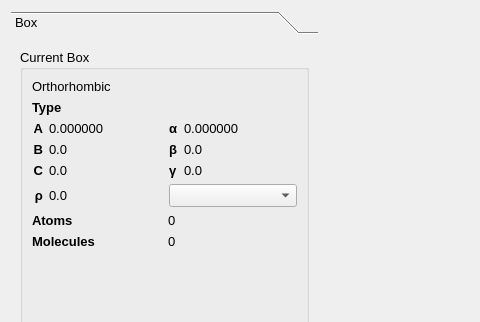
disorderedmaterials/dissolve, file src/gui/configurationTab.ui: the form before one commit; both pictures show x 0 to 480 and y 0 to 322 of the 1254 by 700 pixel window.
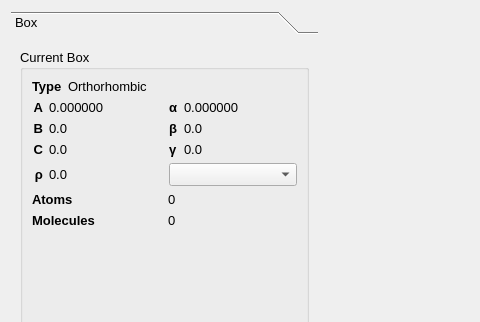
The form after the commit. The open tabs and pages were chosen to show the change. Icons and pictures are not drawn. Custom widgets are drawn as their Qt base class.

Diff of the .ui file:
```diff
--- a/src/gui/configurationTab.ui
+++ b/src/gui/configurationTab.ui
@@ -56,28 +56,7 @@
          </property>
          <layout class="QVBoxLayout" name="verticalLayout">
           <item>
-           <widget class="QLabel" name="CurrentBoxTypeLabel">
-            <property name="sizePolicy">
-             <sizepolicy hsizetype="Expanding" vsizetype="Preferred">
-              <horstretch>0</horstretch>
-              <verstretch>0</verstretch>
-             </sizepolicy>
-            </property>
-            <property name="font">
-             <font>
-              <pointsize>10</pointsize>
-              <weight>50</weight>
-              <bold>false</bold>
-             </font>
-            </property>
-            <property name="text">
-             <string>Orthorhombic</string>
-            </property>
-            <property name="alignment">
-             <set>Qt::AlignLeading|Qt::AlignLeft|Qt::AlignVCenter</set>
-            </property>
-           </widget>
-          </item>
+           <layout class="QHBoxLayout" name="horizontalLayout_6">
           <item>
            <widget class="QLabel" name="label_2">
             <property name="sizePolicy">
@@ -99,6 +78,31 @@
            </widget>
           </item>
           <item>
+             <widget class="QLabel" name="CurrentBoxTypeLabel">
+              <property name="sizePolicy">
+               <sizepolicy hsizetype="Expanding" vsizetype="Preferred">
+                <horstretch>0</horstretch>
+                <verstretch>0</verstretch>
+               </sizepolicy>
+              </property>
+              <property name="font">
+               <font>
+                <pointsize>10</pointsize>
+                <weight>50</weight>
+                <bold>false</bold>
+               </font>
+              </property>
+              <property name="text">
+               <string>Orthorhombic</string>
+              </property>
+              <property name="alignment">
+               <set>Qt::AlignLeading|Qt::AlignLeft|Qt::AlignVCenter</set>
+              </property>
+             </widget>
+            </item>
+           </layout>
+          </item>
+          <item>
            <layout class="QGridLayout" name="gridLayout_3">
             <item row="0" column="3">
              <widget class="QLabel" name="CurrentBoxAlphaLabel">
@@ -425,6 +429,21 @@
         </widget>
        </item>
       </layout>
+      <widget class="QWidget" name="">
+       <property name="geometry">
+        <rect>
+         <x>70</x>
+         <y>240</y>
+         <width>129</width>
+         <height>26</height>
+        </rect>
+       </property>
+       <layout class="QHBoxLayout" name="horizontalLayout_5">
+        <property name="spacing">
+         <number>4</number>
+        </property>
+       </layout>
+      </widget>
      </widget>
      <widget class="QWidget" name="CoordinatesPage">
       <property name="geometry">
```
Left out of the diff: 7 changed lines with no effect on the pictures. Lines whose indentation alone changed are shown as unchanged.
